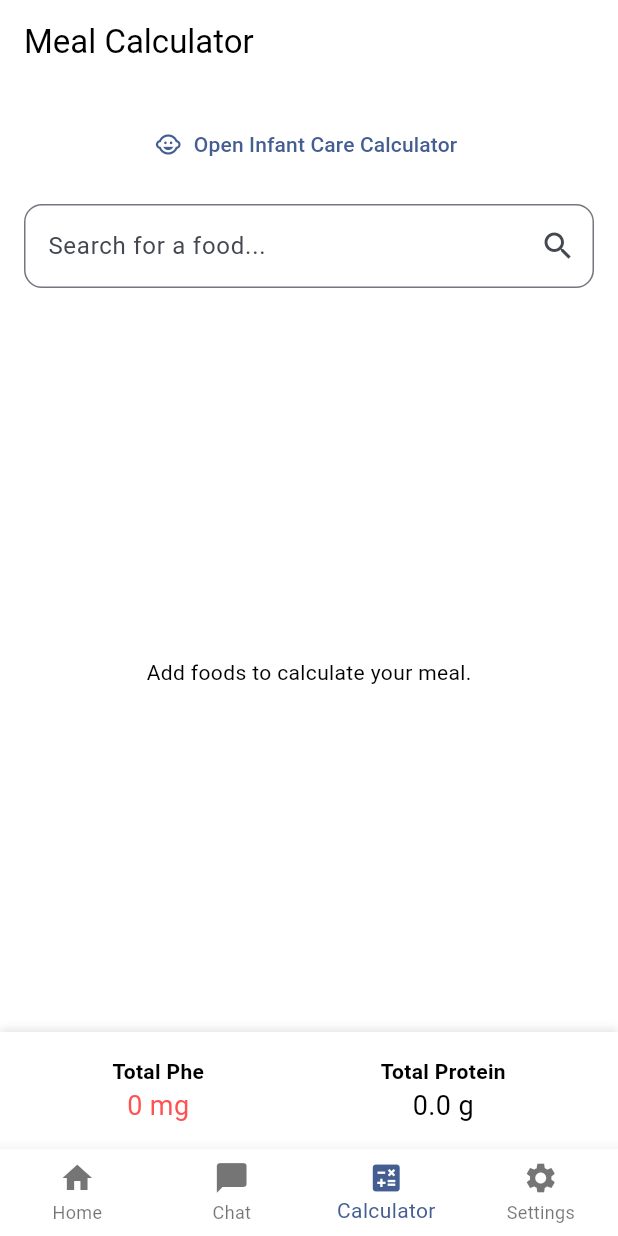
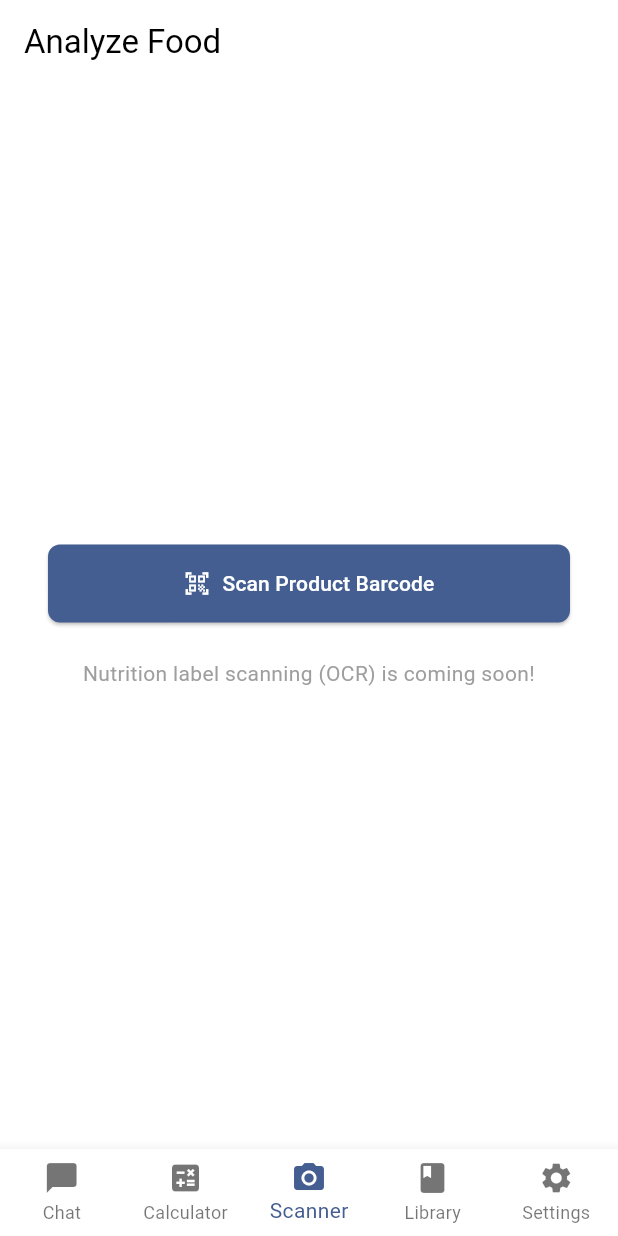
Before and after one commit to pedrohpmodolo/PKU_app, a Flutter app: the screen it shows once a user with an empty profile is signed in, item 3 of the bottom bar chosen, on a phone screen of 412 x 824 dp. Run offline on Flutter 3.47's test engine with Material 3 defaults, Android fonts, the phone set to English and light mode, and no system bars; our stand-ins replace flutter_dotenv, flutter_markdown, image_picker, pdf, share_plus, supabase_flutter; missing offline and left inert: mobile_scanner, open_file_plus; accounts and stored records are empty.

Commit message:
feat: Add multi-modal scanner and food library foundation

```diff
--- a/lib/screens/auth/complete_profile_screen.dart
+++ b/lib/screens/auth/complete_profile_screen.dart
@@ -177,7 +177,7 @@ class _CompleteProfileScreenState extends State<CompleteProfileScreen> {
 
       // --- THIS IS THE CORRECTED LINE ---
       final summaryResponse = await http.post(
-        Uri.parse('http://192.168.0.208:8000/generate-profile-summary'), // ADDED THE PORT :8000
+        Uri.parse('http://192.168.1.185:8000/generate-profile-summary'), // ADDED THE PORT :8000
         headers: {'Content-Type': 'application/json'},
         body: jsonEncode(summaryDataForApi),
       );
--- a/lib/screens/home/home_screen.dart
+++ b/lib/screens/home/home_screen.dart
@@ -1,17 +1,13 @@
 // lib/screens/home/home_screen.dart
+import 'package:flutter/material.dart';
+import 'package:pkuapp/screens/home/chat/conversation_list.dart';
+import 'package:pkuapp/screens/home/phecalculator/phe_calculator_screen.dart';
+import 'package:pkuapp/screens/home/scanner/food_scanner_screen.dart';
+import 'package:pkuapp/screens/library/library_screen.dart';
+import 'package:pkuapp/screens/home/settings/settings.dart';
 
-import 'package:flutter/material.dart';
-import 'package:supabase_flutter/supabase_flutter.dart';  // Supabase client SDK (not used directly here)
-import 'settings/settings.dart';                         // Import your hierarchical SettingsScreen
-import 'chat/conversation_list.dart';                       // Import the ConversationListScreen
-import 'phecalculator/phe_calculator_screen.dart';
-
-/// HomeScreen: hosts a fixed bottom tab bar to switch between
-/// the main dashboard content ("Home") and the Settings hierarchy.
 class HomeScreen extends StatefulWidget {
-  /// Named route for navigation
   static const routeName = '/home';
-
   const HomeScreen({Key? key}) : super(key: key);
 
   @override
@@ -19,51 +15,41 @@ class HomeScreen extends StatefulWidget {
 }
 
 class _HomeScreenState extends State<HomeScreen> {
-  /// Tracks which bottom tab is currently selected:
-  /// 0 = Home, 1 = Settings
   int _currentIndex = 0;
 
-  /// The pages to display for each tab index.
   final List<Widget> _pages = [
-    const _HomePageContent(),  // Your dashboard / main content
-    ConversationListScreen(),  // The chat screen
-    const PheCalculatorScreen(), // PHE_Calculator screen
-    const SettingsScreen(),    // The hierarchical Settings screen
+    const ConversationListScreen(),
+    const PheCalculatorScreen(),
+    const FoodScannerScreen(),
+    const LibraryScreen(),
+    const SettingsScreen(),
   ];
 
   @override
   Widget build(BuildContext context) {
     return Scaffold(
-      // Show the page matching the selected tab
       body: _pages[_currentIndex],
-
-      // Bottom navigation bar with two items: Home and Settings
       bottomNavigationBar: BottomNavigationBar(
-        currentIndex: _currentIndex,          // Highlight active tab
-        onTap: (index) => setState(() {       // Update index on tap
-          _currentIndex = index;
-        }),
-        type: BottomNavigationBarType.fixed, // Added this for better layout with 4 items
+        currentIndex: _currentIndex,
+        onTap: (index) => setState(() { _currentIndex = index; }),
+        type: BottomNavigationBarType.fixed,
         items: const [
-
-          //Home button NavBar
-          BottomNavigationBarItem(
-            icon: Icon(Icons.home),
-            label: 'Home',
-          ),
-
-          // Chat button NavBar
           BottomNavigationBarItem(
             icon: Icon(Icons.chat_bubble),
             label: 'Chat',
           ),
-
           BottomNavigationBarItem(
             icon: Icon(Icons.calculate),
             label: 'Calculator',
           ),
-
-          // Settings button NavBar
+          BottomNavigationBarItem(
+            icon: Icon(Icons.camera_alt),
+            label: 'Scanner',
+          ),
+          BottomNavigationBarItem(
+            icon: Icon(Icons.book),
+            label: 'Library',
+          ),
           BottomNavigationBarItem(
             icon: Icon(Icons.settings),
             label: 'Settings',
@@ -73,21 +59,3 @@ class _HomeScreenState extends State<HomeScreen> {
     );
   }
 }
-
-/// Placeholder widget for the Home tab’s content.
-/// Replace this with your real home/dashboard UI.
-class _HomePageContent extends StatelessWidget {
-  const _HomePageContent({Key? key}) : super(key: key);
-
-  @override
-  Widget build(BuildContext context) {
-    return SafeArea(
-      child: Center(
-        child: Text(
-          'Welcome to your dashboard!',
-          style: Theme.of(context).textTheme.headlineSmall,
-        ),
-      ),
-    );
-  }
-}
--- a/lib/screens/home/phecalculator/phe_calculator_screen.dart
+++ b/lib/screens/home/phecalculator/phe_calculator_screen.dart
@@ -4,6 +4,7 @@ import 'package:flutter/material.dart';
 // Make sure to create and import the new screen we designed
 import 'package:pkuapp/screens/home/phecalculator/infant_calculator_screen.dart';
 import 'package:pkuapp/utils/food_service.dart';
+import 'package:pkuapp/models/food_item.dart';
 
 class PheCalculatorScreen extends StatefulWidget {
   const PheCalculatorScreen({super.key});
--- /dev/null
+++ b/lib/screens/home/scanner/food_scanner_screen.dart
@@ -0,0 +1,43 @@
+// lib/screens/scanner/food_scanner_screen.dart
+
+import 'package:flutter/material.dart';
+import 'package:pkuapp/screens/home/scanner/barcode_scanner_screen.dart';
+
+class FoodScannerScreen extends StatelessWidget {
+  const FoodScannerScreen({super.key});
+
+  @override
+  Widget build(BuildContext context) {
+    return Scaffold(
+      appBar: AppBar(title: const Text('Analyze Food')),
+      body: Center(
+        child: Padding(
+          padding: const EdgeInsets.all(32.0),
+          child: Column(
+            mainAxisAlignment: MainAxisAlignment.center,
+            crossAxisAlignment: CrossAxisAlignment.stretch,
+            children: [
+              // We only show the barcode scanner button for now
+              ElevatedButton.icon(
+                icon: const Icon(Icons.qr_code_scanner),
+                label: const Text('Scan Product Barcode'),
+                onPressed: () {
+                   Navigator.of(context).push(
+                    MaterialPageRoute(builder: (context) => const BarcodeScannerScreen()),
+                  );
+                },
+                style: ElevatedButton.styleFrom(padding: const EdgeInsets.all(16)),
+              ),
+              const SizedBox(height: 24),
+              const Text(
+                "Nutrition label scanning (OCR) is coming soon!",
+                textAlign: TextAlign.center,
+                style: TextStyle(color: Colors.grey),
+              ),
+            ],
+          ),
+        ),
+      ),
+    );
+  }
+}
--- a/lib/utils/food_service.dart
+++ b/lib/utils/food_service.dart
@@ -1,36 +1,9 @@
 // lib/services/food_service.dart
 
 import 'package:supabase_flutter/supabase_flutter.dart';
+import 'package:pkuapp/models/food_item.dart'; // <-- This now correctly imports the model
 
-// A data model for a food item from your Supabase table
-class FoodItem {
-  final String name;
-  final String? category;
-  final double proteinG;
-  final double carbsG;
-  final double energyKcal;
-  // We calculate Phe from protein (1g protein = approx 50mg Phe)
-  double get pheMg => proteinG * 50;
-
-  FoodItem({
-    required this.name,
-    this.category,
-    required this.proteinG,
-    required this.carbsG,
-    required this.energyKcal,
-  });
-
-  factory FoodItem.fromJson(Map<String, dynamic> json) {
-    return FoodItem(
-      name: json['name'] ?? 'Unknown',
-      category: json['category'],
-      proteinG: (json['protein_g'] as num?)?.toDouble() ?? 0.0,
-      carbsG: (json['carbs_g'] as num?)?.toDouble() ?? 0.0,
-      energyKcal: (json['energy_kcal'] as num?)?.toDouble() ?? 0.0,
-    );
-  }
-}
-
+// The duplicate FoodItem class definition has been removed from this file.
 
 class FoodService {
   final SupabaseClient _supabase = Supabase.instance.client;
@@ -46,6 +19,7 @@ class FoodService {
         params: {'search_term': searchTerm},
       );
 
+      // This now uses the single, correct FoodItem.fromJson constructor
       final foodList = (response as List)
           .map((item) => FoodItem.fromJson(item as Map<String, dynamic>))
           .toList();
--- a/pubspec.yaml
+++ b/pubspec.yaml
@@ -13,7 +13,7 @@ dependencies:
   cupertino_icons: ^1.0.8
   supabase_flutter: ^2.9.0
   flutter_dotenv: ^5.2.1
-  google_sign_in: ^6.3.0
+  # google_sign_in: ^6.3.0
   http: ^1.2.1
   flutter_localizations:
     sdk: flutter
@@ -22,6 +22,9 @@ dependencies:
   path_provider: ^2.1.3
   open_file_plus: ^3.4.1
   share_plus: ^9.0.0
+  image_picker: ^1.1.2
+  mobile_scanner: ^5.1.1
+  flutter_markdown: ^0.7.1
 
 dev_dependencies:
   flutter_test:
```
Also changed, not shown: lib/models/food_item.dart (added, +47 -0 lines), lib/screens/home/chat/chat_service.dart (+4 -3 lines), lib/screens/home/scanner/barcode_scanner_screen.dart (added, +173 -0 lines), lib/screens/library/library_screen.dart (added, +175 -0 lines), lib/screens/library/recipe_screen.dart (added, +57 -0 lines), lib/services/library_service.dart (added, +61 -0 lines), lib/services/recipe_service.dart (added, +36 -0 lines), lib/utils/image_utils.dart (added, +17 -0 lines), pubspec.lock, 12 other files.
